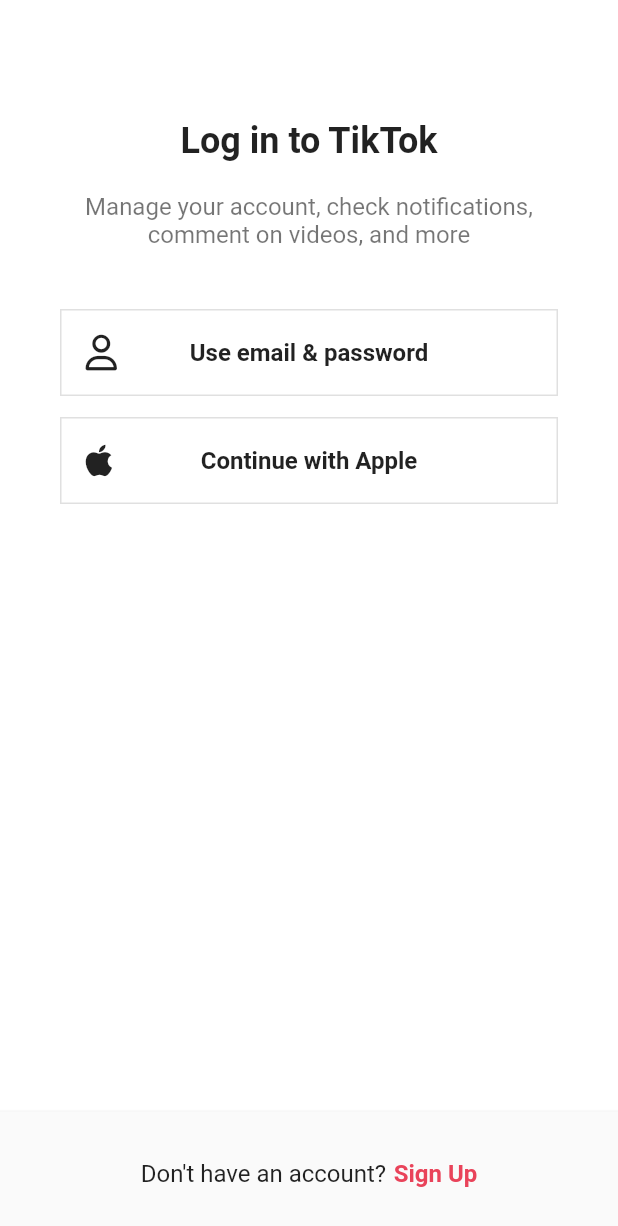
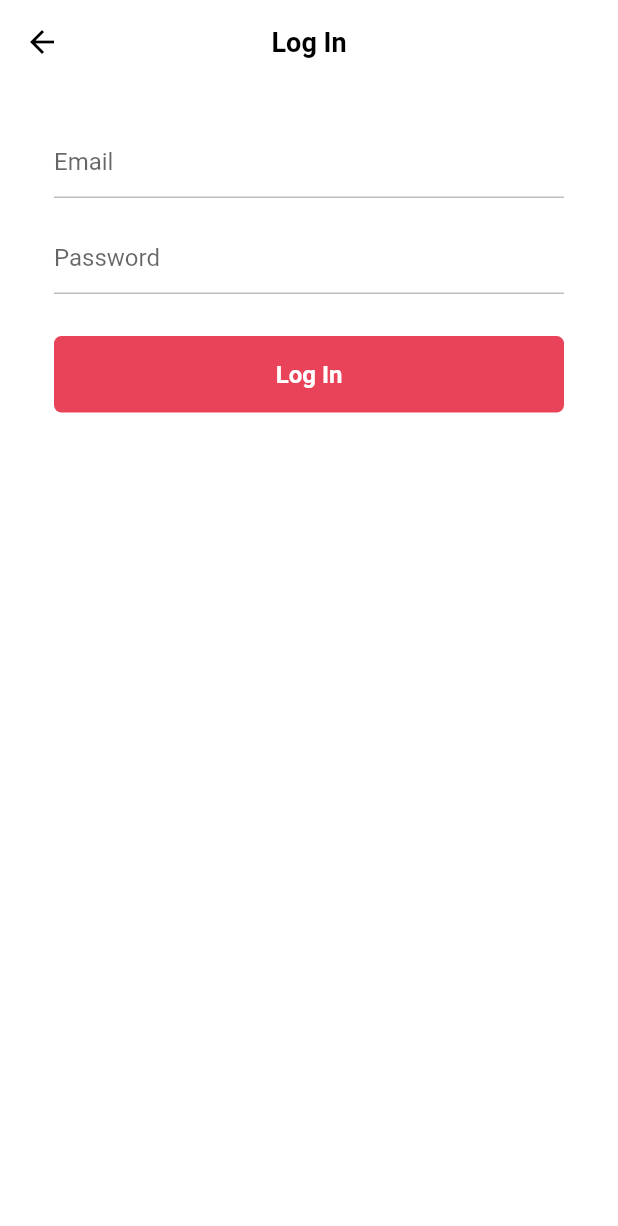
Before and after one commit to ejymate/tiktok_clone, a Flutter app: the LoginScreen screen opened directly, after a tap on "Use email & password", on a phone screen of 412 x 824 dp. Shown: the top 1226 px of the screen. Run offline on Flutter 3.47's test engine with Material 2 defaults, Android fonts, the phone set to English and light mode, and no system bars; our stand-ins replace font_awesome_flutter.

Commit message:
lecture: Login Form

```diff
--- /dev/null
+++ b/lib/features/authentication/login_form_screen.dart
@@ -0,0 +1,125 @@
+import 'package:flutter/material.dart';
+import 'package:tiktok_clone/constants/gaps.dart';
+import 'package:tiktok_clone/constants/sizes.dart';
+import 'package:tiktok_clone/features/authentication/widgets/form_button.dart';
+
+class LoginFormScreen extends StatefulWidget {
+  const LoginFormScreen({super.key});
+
+  @override
+  State<LoginFormScreen> createState() => _LoginFormScreenState();
+}
+
+class _LoginFormScreenState extends State<LoginFormScreen> {
+  final GlobalKey<FormState> _formKey = GlobalKey<FormState>();
+  Map<String, String> formData = {};
+
+  String? _isEmailValid(String? value) {
+    if (value != null && value.isEmpty) {
+      return "Please write your email";
+    }
+
+    final regExp = RegExp(
+        r"^[a-zA-Z0-9.a-zA-Z0-9.!#$%&'*+-/=?^_`{|}~]+@[a-zA-Z0-9]+\.[a-zA-Z]+");
+    if (!regExp.hasMatch(value!)) {
+      return "Email not valid";
+    }
+
+    return null;
+  }
+
+  String? _isPasswordEmptyCheck(String? value) {
+    if (value != null && value.isEmpty) {
+      return "Plase write your password";
+    }
+    return null;
+  }
+
+  void _onSubmitTap() {
+    if (_formKey.currentState != null) {
+      if (_formKey.currentState!.validate()) {
+        _formKey.currentState!.save();
+        print(formData);
+      }
+    }
+  }
+
+  void onScaffoldTap() {
+    FocusScope.of(context).unfocus();
+  }
+
+  @override
+  Widget build(BuildContext context) {
+    return GestureDetector(
+      onTap: onScaffoldTap,
+      child: Scaffold(
+        appBar: AppBar(
+          title: const Text("Log In"),
+        ),
+        body: Padding(
+          padding: const EdgeInsets.symmetric(horizontal: Sizes.size36),
+          child: Form(
+            key: _formKey,
+            child: Column(
+              children: [
+                Gaps.v28,
+                TextFormField(
+                  validator: _isEmailValid,
+                  onSaved: (newValue) {
+                    if (newValue != null) {
+                      formData["email"] = newValue;
+                    }
+                  },
+                  cursorColor: Theme.of(context).primaryColor,
+                  decoration: InputDecoration(
+                    hintText: "Email",
+                    enabledBorder: UnderlineInputBorder(
+                      borderSide: BorderSide(
+                        color: Colors.grey.shade400,
+                      ),
+                    ),
+                    focusedBorder: UnderlineInputBorder(
+                      borderSide: BorderSide(
+                        color: Colors.grey.shade400,
+                      ),
+                    ),
+                  ),
+                ),
+                Gaps.v16,
+                TextFormField(
+                  obscureText: true,
+                  validator: _isPasswordEmptyCheck,
+                  onSaved: (newValue) {
+                    if (newValue != null) {
+                      formData["password"] = newValue;
+                    }
+                  },
+                  cursorColor: Theme.of(context).primaryColor,
+                  decoration: InputDecoration(
+                    hintText: "Password",
+                    enabledBorder: UnderlineInputBorder(
+                      borderSide: BorderSide(
+                        color: Colors.grey.shade400,
+                      ),
+                    ),
+                    focusedBorder: UnderlineInputBorder(
+                      borderSide: BorderSide(
+                        color: Colors.grey.shade400,
+                      ),
+                    ),
+                  ),
+                ),
+                Gaps.v28,
+                FormButton(
+                  disabled: false,
+                  onPressed: _onSubmitTap,
+                  text: "Log In",
+                )
+              ],
+            ),
+          ),
+        ),
+      ),
+    );
+  }
+}
--- a/lib/features/authentication/login_screen.dart
+++ b/lib/features/authentication/login_screen.dart
@@ -2,12 +2,21 @@ import 'package:flutter/material.dart';
 import 'package:font_awesome_flutter/font_awesome_flutter.dart';
 import 'package:tiktok_clone/constants/gaps.dart';
 import 'package:tiktok_clone/constants/sizes.dart';
+import 'package:tiktok_clone/features/authentication/login_form_screen.dart';
 import 'package:tiktok_clone/features/authentication/widgets/auth_button.dart';
 
 class LoginScreen extends StatelessWidget {
   const LoginScreen({super.key});
 
   void _onSignUpTap(BuildContext context) => Navigator.of(context).pop();
+
+  void _onEmailLogin(BuildContext context) {
+    Navigator.of(context).push(
+      MaterialPageRoute(
+        builder: (context) => const LoginFormScreen(),
+      ),
+    );
+  }
 
   @override
   Widget build(BuildContext context) {
@@ -38,7 +47,7 @@ class LoginScreen extends StatelessWidget {
               AuthButton(
                 icon: const FaIcon(FontAwesomeIcons.user),
                 text: "Use email & password",
-                onPressed: (context) => {},
+                onPressed: _onEmailLogin,
               ),
               Gaps.v14,
               AuthButton(
@@ -66,7 +75,7 @@ class LoginScreen extends StatelessWidget {
               ),
               Gaps.h5,
               GestureDetector(
-                onTap: () => _onSignUpTap(context),
+                onTap: () => _onSignUpTap,
                 child: Text(
                   "Sign Up",
                   style: TextStyle(
--- a/lib/features/authentication/widgets/form_button.dart
+++ b/lib/features/authentication/widgets/form_button.dart
@@ -5,11 +5,13 @@ import '../../../constants/sizes.dart';
 class FormButton extends StatelessWidget {
   final bool disabled;
   final VoidCallback onPressed;
+  final String? text;
 
   const FormButton({
     super.key,
     required this.disabled,
     required this.onPressed,
+    this.text,
   });
 
   @override
@@ -34,8 +36,8 @@ class FormButton extends StatelessWidget {
               fontSize: Sizes.size16,
               fontWeight: FontWeight.w600,
             ),
-            child: const Text(
-              "Next",
+            child: Text(
+              text == null ? "Next" : text!,
               textAlign: TextAlign.center,
             ),
           ),
```
Also changed, not shown: lib/features/authentication/birthday_screen.dart (+8 -9 lines).
